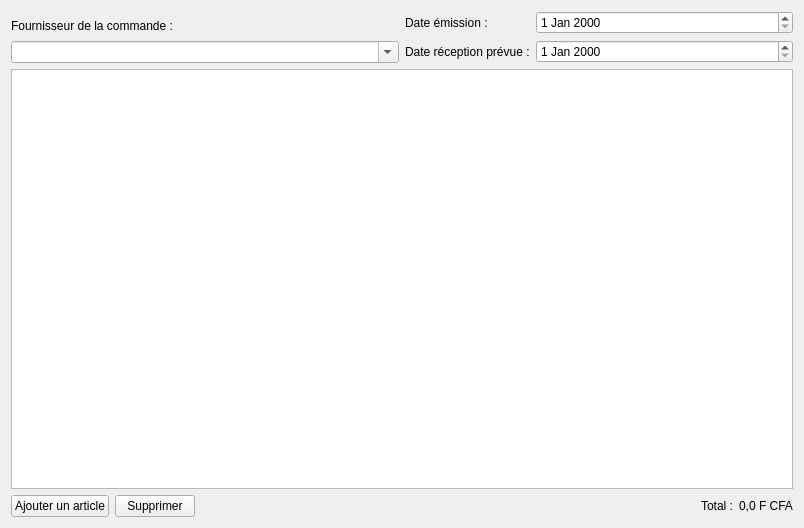
Qt form views/ui/command-form.ui (mono57/libsoft) before a commit.
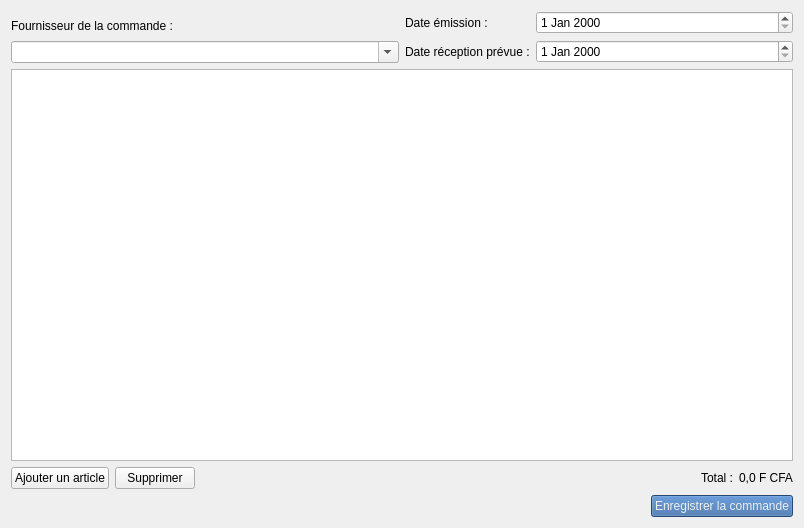
The same form after that commit.

Commit message: update user interface

```diff
--- a/views/ui/command-form.ui
+++ b/views/ui/command-form.ui
@@ -81,7 +81,7 @@
         </widget>
        </item>
        <item>
-        <widget class="QPushButton" name="pushButton">
+        <widget class="QPushButton" name="pushButtonDeleteArticle">
          <property name="text">
           <string>Supprimer</string>
          </property>
@@ -118,6 +118,34 @@
      </item>
     </layout>
    </item>
+   <item>
+    <layout class="QHBoxLayout" name="horizontalLayout_3">
+     <item>
+      <spacer name="horizontalSpacer_2">
+       <property name="orientation">
+        <enum>Qt::Horizontal</enum>
+       </property>
+       <property name="sizeHint" stdset="0">
+        <size>
+         <width>40</width>
+         <height>20</height>
+        </size>
+       </property>
+      </spacer>
+     </item>
+     <item>
+      <widget class="QPushButton" name="pushButton">
+       <property name="styleSheet">
+        <string notr="true">background-color: rgb(52, 101, 164);
+color: rgb(238, 238, 236)</string>
+       </property>
+       <property name="text">
+        <string>Enregistrer la commande</string>
+       </property>
+      </widget>
+     </item>
+    </layout>
+   </item>
   </layout>
  </widget>
  <resources/>
```
Left out of the diff: 10 changed lines with no effect on the pictures. The commit also changes 2 other files.
